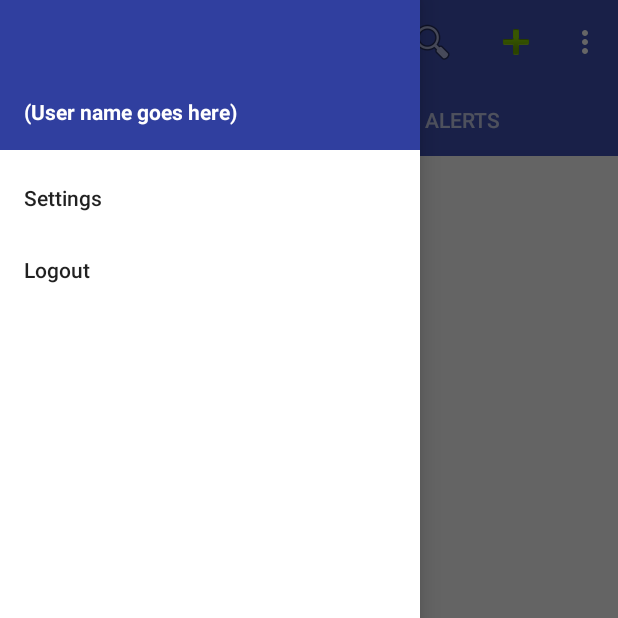
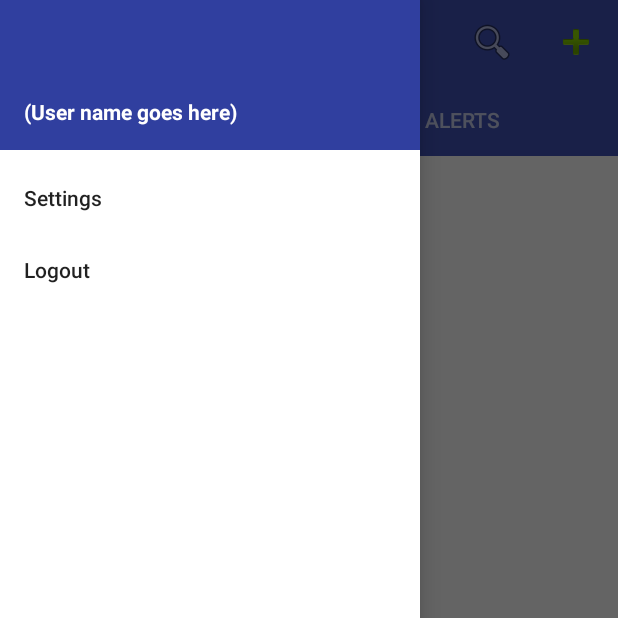
Before and after one commit to jktdeals/Deals, an Android app: the screen it shows after launch (DealsActivity), with the side drawer open, on a phone screen of 412 x 824 dp, the top half of it. Run offline under Robolectric (Android 15) with nearby library versions, the light colour scheme and no system bars; libraries missing offline, so code that uses them is left out: com.parse, com.parse.interceptors, com.parse.ui; 16 statements that could not run were skipped.

Commit message:
Fixed problem of map-sized space on non-Near-Me tabs, got rid of Settings menu when we already have Navigation Drawer

```diff
--- a/app/src/main/java/com/jktdeals/deals/activities/SuggestedPlaces.java
+++ b/app/src/main/java/com/jktdeals/deals/activities/SuggestedPlaces.java
@@ -168,11 +168,6 @@ public class SuggestedPlaces extends AppCompatActivity implements GoogleApiClien
         // as you specify a parent activity in AndroidManifest.xml.
         int id = item.getItemId();
 
-        //noinspection SimplifiableIfStatement
-        if (id == R.id.action_settings) {
-            return true;
-        }
-
         return super.onOptionsItemSelected(item);
     }
 
--- a/app/src/main/java/com/jktdeals/deals/fragments/NearMeFragment.java
+++ b/app/src/main/java/com/jktdeals/deals/fragments/NearMeFragment.java
@@ -6,6 +6,7 @@ import android.os.Bundle;
 import android.support.v4.app.FragmentManager;
 import android.util.Log;
 import android.view.View;
+import android.widget.FrameLayout;
 import android.widget.Toast;
 
 import com.google.android.gms.common.ConnectionResult;
@@ -89,6 +90,8 @@ public class NearMeFragment extends DealsListFragment implements
 //            params.height = 5000;
 //            mapFragment.getView().setLayoutParams(params);
             //==================================//
+            FrameLayout frameLayout = (FrameLayout) view.findViewById(R.id.frmMap);
+            frameLayout.setVisibility(View.VISIBLE);
             fm.beginTransaction().replace(R.id.frmMap, mapFragment).commit();
 
             if(mapFragment != null){
--- a/app/src/main/res/layout/fragment_deals_list.xml
+++ b/app/src/main/res/layout/fragment_deals_list.xml
@@ -7,11 +7,10 @@
         android:id="@+id/frmMap"
         android:layout_width="match_parent"
         android:layout_height="300dp"
+        android:visibility="gone"
         android:layout_alignParentLeft="true"
         android:layout_alignParentTop="true">
     </FrameLayout>
-
-
 
     <android.support.v7.widget.RecyclerView
         android:id="@+id/rvDeals"
--- a/app/src/main/res/menu/menu_items.xml
+++ b/app/src/main/res/menu/menu_items.xml
@@ -17,6 +17,4 @@
         app:showAsAction="always|collapseActionView" />
 
         android:title="Create Deal" />
-    <item android:id="@+id/action_settings" android:title="Settings"
-        android:orderInCategory="100" app:showAsAction="never" />
-</menu>
+ </menu>
```
